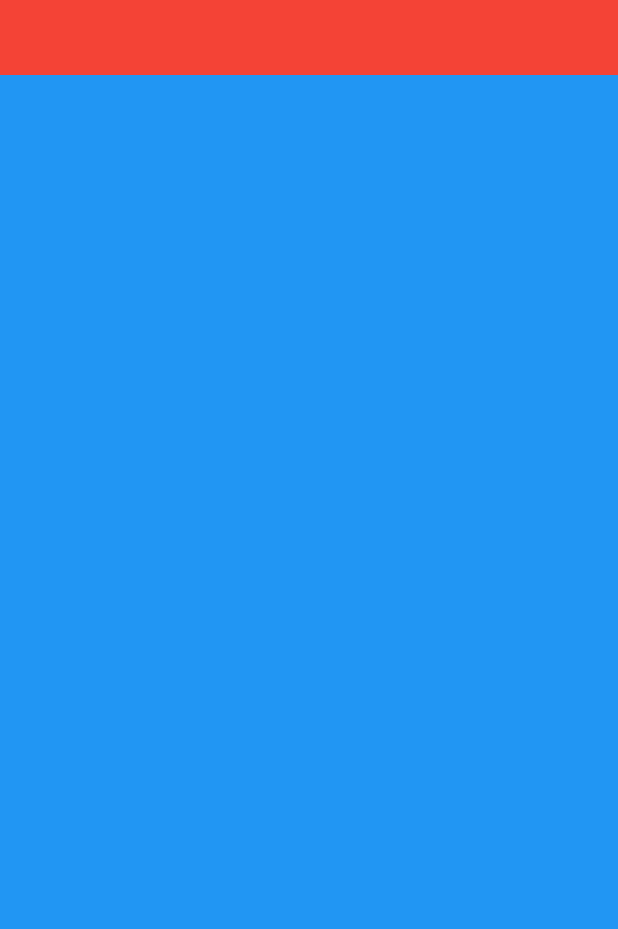
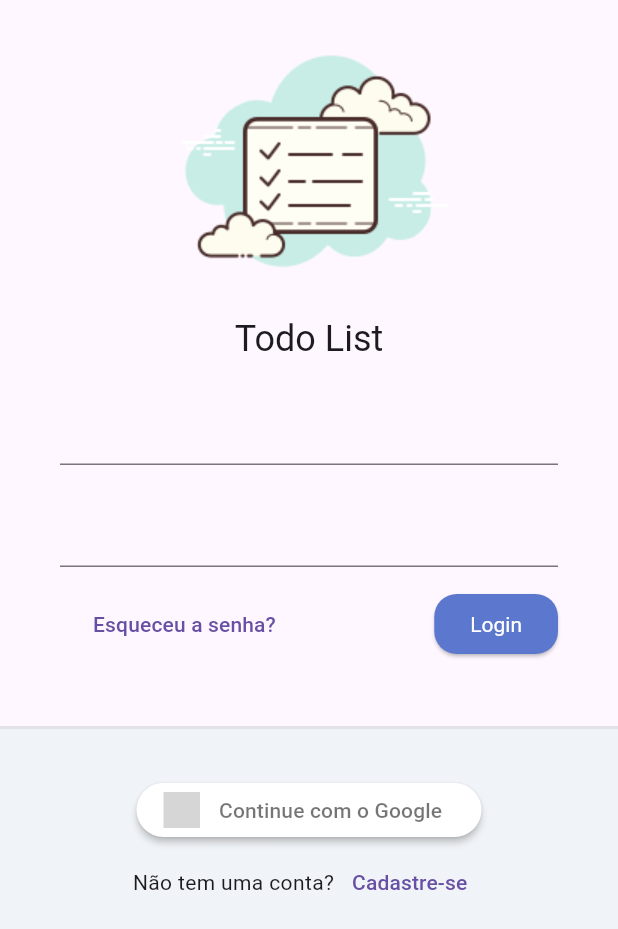
Before and after one commit to lucasgabriel0802/toDoList_Flutter, a Flutter app: the screen it shows after launch, on a phone screen of 412 x 824 dp. Shown: the top 929 px of the screen. Run offline on Flutter 3.47's test engine with Material 3 defaults, Android fonts, the phone set to English and light mode, and no system bars; our stand-ins replace flutter_signin_button, google_fonts, sqflite, synchronized; accounts and stored records are empty; Roboto replaces fonts that are missing (Mandali); grey boxes are pictures that could not be loaded.

Commit message:
Construindo layout de Login e configurando tema

```diff
--- a/lib/app/app_widget.dart
+++ b/lib/app/app_widget.dart
@@ -1,9 +1,7 @@
 import 'package:flutter/material.dart';
-import 'package:provider/provider.dart';
 import 'package:todo_list_provider/app/core/database/sqlite_adm_connection.dart';
+import 'package:todo_list_provider/app/core/ui/todo_list_ui_config.dart';
 import 'package:todo_list_provider/app/modules/auth/auth_module.dart';
-import 'package:todo_list_provider/app/modules/auth/login/login_controller.dart';
-import 'package:todo_list_provider/app/modules/auth/login/login_page.dart';
 import 'package:todo_list_provider/app/modules/splash/splash_page.dart';
 
 class AppWidget extends StatefulWidget {
@@ -33,6 +31,7 @@ class _AppWidgetState extends State<AppWidget> {
     return MaterialApp(
       title: 'Todo List Provider',
       initialRoute: '/login',
+      theme: TodoListUiConfig.theme,
       routes: {
         ...AuthModule().routers,
       },
--- a/lib/app/core/database/sqlite_connection_factory.dart
+++ b/lib/app/core/database/sqlite_connection_factory.dart
@@ -1,10 +1,13 @@
 import 'package:sqflite/sqflite.dart';
 import 'package:path/path.dart';
+// ignore: depend_on_referenced_packages
 import 'package:synchronized/synchronized.dart';
 import 'package:todo_list_provider/app/core/database/sqlite_migration_factory.dart';
 
 class SqliteConnectionFactory {
+  // ignore: constant_identifier_names
   static const String _DATABASE_NAME = 'todo_list_provider.db';
+  // ignore: constant_identifier_names
   static const int _DATABASE_VERSION = 1;
 
   // Correção: Inicializando a instância corretamente
--- /dev/null
+++ b/lib/app/core/ui/theme_extensios.dart
@@ -0,0 +1,15 @@
+import 'package:flutter/material.dart';
+
+extension ThemeExtension on BuildContext {
+  Color get primaryColor => Theme.of(this).primaryColor;
+  Color get primaryColorLight => Theme.of(this).primaryColorLight;
+  Color get buttonColor => Theme.of(this).colorScheme.primary;
+
+  TextTheme get textTheme => Theme.of(this).textTheme;
+
+  TextStyle get titleStyle => const TextStyle(
+        fontSize: 12,
+        fontWeight: FontWeight.bold,
+        color: Colors.grey,
+      );
+}
--- /dev/null
+++ b/lib/app/core/ui/todo_list_ui_config.dart
@@ -0,0 +1,22 @@
+import 'package:flutter/material.dart';
+import 'package:google_fonts/google_fonts.dart';
+
+class TodoListUiConfig {
+  TodoListUiConfig._();
+
+  static get theme => ThemeData(
+        textTheme: GoogleFonts.mandaliTextTheme(),
+        primaryColor: const Color(0xff5C77CE),
+        primaryColorLight: const Color(0xffABC8F7),
+        elevatedButtonTheme: ElevatedButtonThemeData(
+          style: ElevatedButton.styleFrom(
+            textStyle: const TextStyle(color: Colors.white),
+            backgroundColor: const Color(0xff5C77CE),
+            foregroundColor: Colors.white,
+            shape: RoundedRectangleBorder(
+              borderRadius: BorderRadius.circular(15),
+            ),
+          ),
+        ),
+      );
+}
--- /dev/null
+++ b/lib/app/core/widget/todo_list_logo.dart
@@ -0,0 +1,21 @@
+import 'package:flutter/material.dart';
+
+import 'package:todo_list_provider/app/core/ui/theme_extensios.dart';
+
+class TodoListLogo extends StatelessWidget {
+  const TodoListLogo({super.key});
+
+  @override
+  Widget build(BuildContext context) {
+    return Column(
+      mainAxisAlignment: MainAxisAlignment.center,
+      children: [
+        Image.asset(
+          'assets/logo.png',
+          width: 200,
+        ),
+        Text('Todo List', style: context.textTheme.headlineSmall),
+      ],
+    );
+  }
+}
--- a/lib/app/modules/auth/login/login_page.dart
+++ b/lib/app/modules/auth/login/login_page.dart
@@ -1,5 +1,8 @@
 import 'package:flutter/material.dart';
+import 'package:flutter_signin_button/button_list.dart';
+import 'package:flutter_signin_button/button_view.dart';
 import 'package:provider/provider.dart';
+import 'package:todo_list_provider/app/core/widget/todo_list_logo.dart';
 import 'package:todo_list_provider/app/modules/auth/login/login_controller.dart';
 
 class LoginPage extends StatelessWidget {
@@ -19,16 +22,79 @@ class LoginPage extends StatelessWidget {
             ),
             child: IntrinsicHeight(
               child: Column(
+                mainAxisSize: MainAxisSize.min,
                 children: [
-                  Container(
-                    height: 50,
-                    color: Colors.red,
+                  const SizedBox(height: 10),
+                  const TodoListLogo(),
+                  Padding(
+                    padding: const EdgeInsets.symmetric(horizontal: 40, vertical: 20),
+                    child: Form(
+                        child: Column(
+                      children: [
+                        TextFormField(),
+                        const SizedBox(height: 20),
+                        TextFormField(),
+                        const SizedBox(height: 10),
+                        Row(
+                          mainAxisAlignment: MainAxisAlignment.spaceBetween,
+                          children: [
+                            TextButton(
+                              onPressed: () {},
+                              child: const Padding(
+                                padding: EdgeInsets.all(10.0),
+                                child: Text('Esqueceu a senha?'),
+                              ),
+                            ),
+                            ElevatedButton(
+                              onPressed: () {},
+                              child: const Text(
+                                'Login',
+                              ),
+                            ),
+                          ],
+                        ),
+                      ],
+                    )),
                   ),
+                  const SizedBox(height: 20),
                   Expanded(
                     child: Container(
-                      color: Colors.blue,
+                      decoration: BoxDecoration(
+                        color: const Color(0xffF0F3F7),
+                        border: Border(
+                          top: BorderSide(
+                            width: 2,
+                            color: Colors.grey.withAlpha(50),
+                          ),
+                        ),
+                      ),
+                      child: Column(
+                        children: [
+                          const SizedBox(height: 30),
+                          SignInButton(
+                            Buttons.Google,
+                            padding: const EdgeInsets.all(5),
+                            shape: OutlineInputBorder(
+                              borderRadius: BorderRadius.circular(30),
+                              borderSide: BorderSide.none,
+                            ),
+                            onPressed: () {},
+                            text: 'Continue com o Google',
+                          ),
+                          Row(
+                            mainAxisAlignment: MainAxisAlignment.center,
+                            children: [
+                              const Text('Não tem uma conta?'),
+                              TextButton(
+                                onPressed: () {},
+                                child: const Text('Cadastre-se'),
+                              ),
+                            ],
+                          ),
+                        ],
+                      ),
                     ),
-                  ),
+                  )
                 ],
               ),
             ),
--- a/pubspec.yaml
+++ b/pubspec.yaml
@@ -37,6 +37,8 @@ dependencies:
   provider: ^6.1.2
   sqflite: ^2.3.3+1
   path: ^1.9.0
+  google_fonts: ^6.2.1
+  flutter_signin_button: ^2.0.0
 
 dev_dependencies:
   flutter_test:
```
Also changed, not shown: pubspec.lock.
